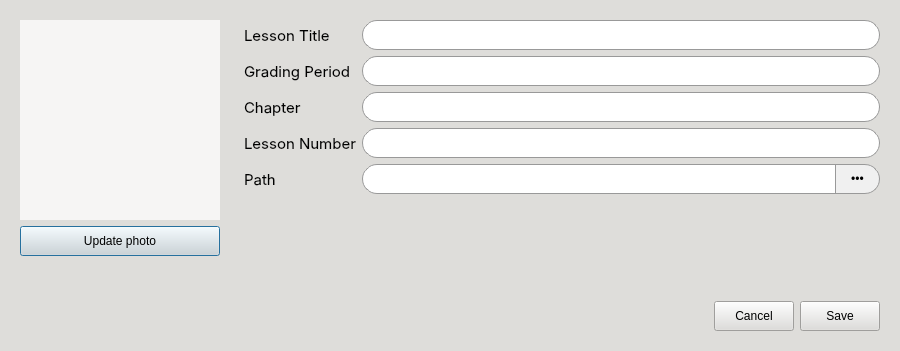
The window that CAI_PyQt/CAI_Admin/UI/LessonDialog.ui (CPG19040/CPG19040) describes before a commit, drawn with Qt 5.
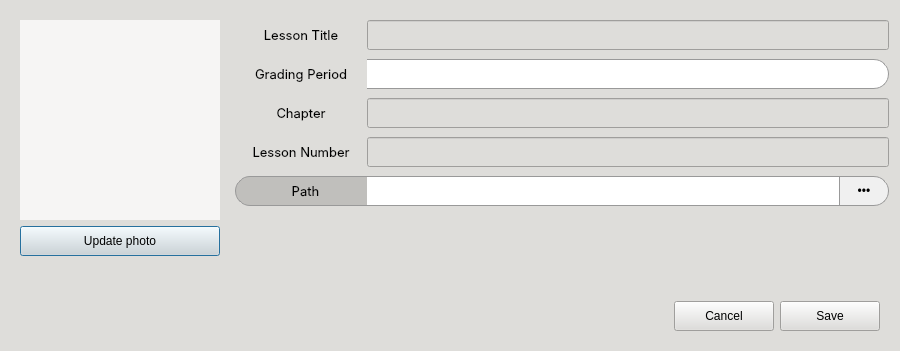
The same window after the commit. Icons and pictures are not drawn.

The edit to the form file:
```diff
--- a/CAI_PyQt/CAI_Admin/UI/LessonDialog.ui
+++ b/CAI_PyQt/CAI_Admin/UI/LessonDialog.ui
@@ -31,39 +31,99 @@
 	color: black;
 }
 
+QPushButton[class=&quot;button-green&quot;] {
+	border: 1px solid #0a5128;
+    border-radius: 15px;
+    padding: 0px 10px 0px;
+    background: qlineargradient(x1:0, y1:0, x2:0, y2:1, 
+                                stop:0 #1ebd5d, 
+                                stop:1 #107f3f);
+    color: #FFF;
+    font: 10pt &quot;Inter SemiBold&quot;;
+}
+
+QPushButton[class=&quot;button-green&quot;]:hover {
+    background: qlineargradient(x1:0, y1:0, x2:0, y2:1, 
+                                stop:0 #2ecc71, 
+                                stop:1 #27AE60);
+}
+
+QPushButton[class=&quot;button-green&quot;]:pressed {
+    background: qlineargradient(x1:0, y1:0, x2:0, y2:1, 
+                                stop:0 #0b572a, 
+                                stop:1 #129046); 
+}
+
+QPushButton[class=&quot;button-green&quot;]:disabled {
+    background: #A5D6A7;
+    color: #E8F5E9;
+    opacity: 0.6;
+}
+
 *[class=&quot;button-normal&quot;] {
 	font: 10pt &quot;Inter&quot;;
-	background-color: #e7e7e7;
+	background: qlineargradient(x1:0, y1:0, x2:0, y2:1, 
+                                stop:0 #ffffff, 
+                                stop:1 #d8ecf6);
 	color: black;
 	border-radius: 15px;
 	border: 1px solid rgb(154, 153, 150);
 }
 
 *[class=&quot;button-normal&quot;]:hover {
-	background-color: white;
+	background: qlineargradient(x1:0, y1:0, x2:0, y2:1, 
+                                stop:0 #ffffff, 
+                                stop:1 #f2f6f8);
+}
+
+*[class=&quot;button-normal&quot;]:pressed {
+    background: qlineargradient(x1:0, y1:0, x2:0, y2:1, 
+                                stop:0 #dce5e9, 
+                                stop:1 #ffffff);
 }
 
 *[class=&quot;button-normal&quot;]:disabled {
-    background-color: #bdc3c7;
-    color: #7f8c8d;
-    border: 1px solid #95a5a6;
+	background: #f5f5f5;
+	border: 1px solid #dcdcdc;
+	color: #aeaeae;
 }
 
-QLineEdit {
-	background-color: white; 
-	border-radius: 15px;
+*[class=&quot;input-field&quot;] {
+	background-color: transparent;
+}
+
+*[class=&quot;input-field&quot;] QLineEdit {
+	background-color: #ffffff;
 	border: 1px solid #999;
-	padding: 0px 15px;
+	border-left: none;
+	border-top-right-radius: 15px;
+	border-bottom-right-radius: 15px;
+	padding: 0px 8px;
+	color: black;
+}
+
+*[class=&quot;input-field&quot;] QLabel {
+	background-color: rgb(192, 191, 188);
+	border-left: 1px solid #999;
+	border-top: 1px solid #999;
+	border-bottom: 1px solid #999;
+	border-right: none;
+	border-top-left-radius: 15px;
+	border-bottom-left-radius: 15px;
+	padding-left: 8px;
+	color: black;
 }
 
 QComboBox {
     border: 1px solid #999;
-    border-radius: 15px; /* Fully rounded pills */
-    padding: 0px 15px 0px;
+    border-left: none;
+    padding: 0px 10px;
     background-color: #ffffff;
     color: #333333;
-    font: 10pt &quot;Inter Medium&quot;; /* Consolidated font settings */
+    font: 10pt &quot;Inter Medium&quot;;
     selection-background-color: #7eb4d7;
+	border-top-right-radius: 15px;
+	border-bottom-right-radius: 15px;
 }
 
 QComboBox:focus, QLineEdit:focus {
@@ -204,27 +264,78 @@
       </item>
       <item>
        <widget class="QWidget" name="widget_right" native="true">
-        <layout class="QFormLayout" name="formLayout">
-         <item row="0" column="0">
+        <layout class="QVBoxLayout" name="verticalLayout_2">
+         <property name="spacing">
+          <number>9</number>
+         </property>
+         <property name="leftMargin">
+          <number>0</number>
+         </property>
+         <property name="topMargin">
+          <number>9</number>
+         </property>
+         <property name="rightMargin">
+          <number>0</number>
+         </property>
+         <property name="bottomMargin">
+          <number>0</number>
+         </property>
+         <item>
+          <widget class="QWidget" name="widget_6" native="true">
+           <property name="class" stdset="0">
+            <string>input-field</string>
+           </property>
+           <layout class="QHBoxLayout" name="horizontalLayout_5">
+            <property name="spacing">
+             <number>0</number>
+            </property>
+            <property name="leftMargin">
+             <number>0</number>
+            </property>
+            <property name="topMargin">
+             <number>0</number>
+            </property>
+            <property name="rightMargin">
+             <number>0</number>
+            </property>
+            <property name="bottomMargin">
+             <number>0</number>
+            </property>
+            <item>
           <widget class="QLabel" name="label">
+              <property name="minimumSize">
+               <size>
+                <width>132</width>
+                <height>30</height>
+               </size>
+              </property>
+              <property name="maximumSize">
+               <size>
+                <width>132</width>
+                <height>30</height>
+               </size>
+              </property>
            <property name="font">
             <font>
              <family>Inter</family>
-             <pointsize>11</pointsize>
+                <pointsize>10</pointsize>
              <weight>50</weight>
              <italic>false</italic>
              <bold>false</bold>
             </font>
            </property>
            <property name="styleSheet">
-            <string notr="true">font: 11pt &quot;Inter&quot;; color: rgb(0, 0, 0);</string>
+               <string notr="true"/>
            </property>
            <property name="text">
             <string>Lesson Title</string>
            </property>
-          </widget>
-         </item>
-         <item row="0" column="1">
+              <property name="alignment">
+               <set>Qt::AlignCenter</set>
+              </property>
+             </widget>
+            </item>
+            <item>
           <widget class="QLineEdit" name="txtLessonTitle">
            <property name="minimumSize">
             <size>
@@ -243,26 +354,65 @@
            </property>
           </widget>
          </item>
-         <item row="1" column="0">
+           </layout>
+          </widget>
+         </item>
+         <item>
+          <widget class="QWidget" name="widget_7" native="true">
+           <property name="class" stdset="0">
+            <string>input-field</string>
+           </property>
+           <layout class="QHBoxLayout" name="horizontalLayout_6">
+            <property name="spacing">
+             <number>0</number>
+            </property>
+            <property name="leftMargin">
+             <number>0</number>
+            </property>
+            <property name="topMargin">
+             <number>0</number>
+            </property>
+            <property name="rightMargin">
+             <number>0</number>
+            </property>
+            <property name="bottomMargin">
+             <number>0</number>
+            </property>
+            <item>
           <widget class="QLabel" name="label_2">
+              <property name="minimumSize">
+               <size>
+                <width>132</width>
+                <height>30</height>
+               </size>
+              </property>
+              <property name="maximumSize">
+               <size>
+                <width>132</width>
+                <height>30</height>
+               </size>
+              </property>
            <property name="font">
             <font>
              <family>Inter</family>
-             <pointsize>11</pointsize>
+                <pointsize>10</pointsize>
              <weight>50</weight>
              <italic>false</italic>
              <bold>false</bold>
             </font>
            </property>
            <property name="styleSheet">
-            <string notr="true">font: 11pt &quot;Inter&quot;; color: rgb(0, 0, 0);</string>
+               <string notr="true"/>
            </property>
            <property name="text">
             <string>Grading Period</string>
            </property>
-          </widget>
-         </item>
-         <item row="1" column="1">
+              <property name="alignment">
+               <set>Qt::AlignCenter</set>
+              </property>
+             </widget>
+            </item>
+            <item>
           <widget class="QComboBox" name="cmbGradingPeriod">
            <property name="minimumSize">
             <size>
@@ -281,26 +431,65 @@
            </property>
           </widget>
          </item>
-         <item row="2" column="0">
+           </layout>
+          </widget>
+         </item>
+         <item>
+          <widget class="QWidget" name="widget_8" native="true">
+           <property name="class" stdset="0">
+            <string>input-field</string>
+           </property>
+           <layout class="QHBoxLayout" name="horizontalLayout_7">
+            <property name="spacing">
+             <number>0</number>
+            </property>
+            <property name="leftMargin">
+             <number>0</number>
+            </property>
+            <property name="topMargin">
+             <number>0</number>
+            </property>
+            <property name="rightMargin">
+             <number>0</number>
+            </property>
+            <property name="bottomMargin">
+             <number>0</number>
+            </property>
+            <item>
           <widget class="QLabel" name="label_3">
+              <property name="minimumSize">
+               <size>
+                <width>132</width>
+                <height>30</height>
+               </size>
+              </property>
+              <property name="maximumSize">
+               <size>
+                <width>132</width>
+                <height>30</height>
+               </size>
+              </property>
            <property name="font">
             <font>
              <family>Inter</family>
-             <pointsize>11</pointsize>
+                <pointsize>10</pointsize>
              <weight>50</weight>
              <italic>false</italic>
              <bold>false</bold>
             </font>
            </property>
            <property name="styleSheet">
-            <string notr="true">font: 11pt &quot;Inter&quot;; color: rgb(0, 0, 0);</string>
+               <string notr="true"/>
            </property>
            <property name="text">
             <string>Chapter</string>
            </property>
-          </widget>
-         </item>
-         <item row="2" column="1">
+              <property name="alignment">
+               <set>Qt::AlignCenter</set>
+              </property>
+             </widget>
+            </item>
+            <item>
           <widget class="QLineEdit" name="txtChapter">
            <property name="minimumSize">
             <size>
@@ -319,26 +508,65 @@
            </property>
           </widget>
          </item>
-         <item row="3" column="0">
+           </layout>
+          </widget>
+         </item>
+         <item>
+          <widget class="QWidget" name="widget_9" native="true">
+           <property name="class" stdset="0">
+            <string>input-field</string>
+           </property>
+           <layout class="QHBoxLayout" name="horizontalLayout_8">
+            <property name="spacing">
+             <number>0</number>
+            </property>
+            <property name="leftMargin">
+             <number>0</number>
+            </property>
+            <property name="topMargin">
+             <number>0</number>
+            </property>
+            <property name="rightMargin">
+             <number>0</number>
+            </property>
+            <property name="bottomMargin">
+             <number>0</number>
+            </property>
+            <item>
           <widget class="QLabel" name="label_4">
+              <property name="minimumSize">
+               <size>
+                <width>132</width>
+                <height>30</height>
+               </size>
+              </property>
+              <property name="maximumSize">
+               <size>
+                <width>132</width>
+                <height>30</height>
+               </size>
+              </property>
            <property name="font">
             <font>
              <family>Inter</family>
-             <pointsize>11</pointsize>
+                <pointsize>10</pointsize>
              <weight>50</weight>
              <italic>false</italic>
              <bold>false</bold>
             </font>
            </property>
            <property name="styleSheet">
-            <string notr="true">font: 11pt &quot;Inter&quot;; color: rgb(0, 0, 0);</string>
+               <string notr="true"/>
            </property>
            <property name="text">
             <string>Lesson Number</string>
            </property>
-          </widget>
-         </item>
-         <item row="3" column="1">
+              <property name="alignment">
+               <set>Qt::AlignCenter</set>
+              </property>
+             </widget>
+            </item>
+            <item>
           <widget class="QLineEdit" name="txtLessonNumber">
            <property name="minimumSize">
             <size>
@@ -357,26 +585,10 @@
            </property>
           </widget>
          </item>
-         <item row="4" column="0">
-          <widget class="QLabel" name="label_5">
-           <property name="font">
-            <font>
-             <family>Inter</family>
-             <pointsize>11</pointsize>
-             <weight>50</weight>
-             <italic>false</italic>
-             <bold>false</bold>
-            </font>
-           </property>
-           <property name="styleSheet">
-            <string notr="true">font: 11pt &quot;Inter&quot;; color: rgb(0, 0, 0);</string>
-           </property>
-           <property name="text">
-            <string>Path</string>
-           </property>
+           </layout>
           </widget>
          </item>
-         <item row="4" column="1">
+         <item>
           <widget class="QWidget" name="widget_3" native="true">
            <property name="styleSheet">
             <string notr="true">#widget_3 {
@@ -386,13 +598,8 @@
 QLineEdit {
 	background-color: rgb(255, 255, 255); 
 	border: 1px solid #999999;
+	border-left: none;
 	border-right: none;
-	
-	border-top-left-radius: 15px;
-	border-bottom-left-radius: 15px;
-	border-top-right-radius: 0px;
-	border-bottom-right-radius: 0px;
-	
 	padding: 0px 15px;
 }
 
@@ -420,6 +627,18 @@
 
 #btnBrowse:hover {
     background-color: #e0e0e0;
+}
+
+QLabel {
+	background-color: rgb(192, 191, 188);
+	border-left: 1px solid #999;
+	border-top: 1px solid #999;
+	border-bottom: 1px solid #999;
+	border-right: none;
+	border-top-left-radius: 15px;
+	border-bottom-left-radius: 15px;
+	padding-left: 8px;
+	color: black;
 }</string>
            </property>
            <layout class="QHBoxLayout" name="horizontalLayout_2">
@@ -438,6 +657,40 @@
             <property name="bottomMargin">
              <number>0</number>
             </property>
+            <item>
+             <widget class="QLabel" name="label_5">
+              <property name="minimumSize">
+               <size>
+                <width>132</width>
+                <height>30</height>
+               </size>
+              </property>
+              <property name="maximumSize">
+               <size>
+                <width>132</width>
+                <height>30</height>
+               </size>
+              </property>
+              <property name="font">
+               <font>
+                <family>Inter</family>
+                <pointsize>10</pointsize>
+                <weight>50</weight>
+                <italic>false</italic>
+                <bold>false</bold>
+               </font>
+              </property>
+              <property name="styleSheet">
+               <string notr="true"/>
+              </property>
+              <property name="text">
+               <string>Path</string>
+              </property>
+              <property name="alignment">
+               <set>Qt::AlignCenter</set>
+              </property>
+             </widget>
+            </item>
             <item>
              <widget class="QLineEdit" name="txtLessonPath">
               <property name="minimumSize">
@@ -461,7 +714,7 @@
              <widget class="QPushButton" name="btnBrowse">
               <property name="minimumSize">
                <size>
-                <width>30</width>
+                <width>50</width>
                 <height>30</height>
                </size>
               </property>
@@ -482,6 +735,19 @@
            </layout>
           </widget>
          </item>
+         <item>
+          <spacer name="verticalSpacer">
+           <property name="orientation">
+            <enum>Qt::Vertical</enum>
+           </property>
+           <property name="sizeHint" stdset="0">
+            <size>
+             <width>20</width>
+             <height>40</height>
+            </size>
+           </property>
+          </spacer>
+         </item>
         </layout>
        </widget>
       </item>
@@ -508,13 +774,13 @@
        <widget class="QPushButton" name="btnCancel">
         <property name="minimumSize">
          <size>
-          <width>80</width>
+          <width>100</width>
           <height>30</height>
          </size>
         </property>
         <property name="maximumSize">
          <size>
-          <width>80</width>
+          <width>100</width>
           <height>30</height>
          </size>
         </property>
@@ -533,13 +799,13 @@
        <widget class="QPushButton" name="btnSave">
         <property name="minimumSize">
          <size>
-          <width>80</width>
+          <width>100</width>
           <height>30</height>
          </size>
         </property>
         <property name="maximumSize">
          <size>
-          <width>80</width>
+          <width>100</width>
           <height>30</height>
          </size>
         </property>
```
Left out of the diff: 2 changed lines with no effect on the pictures. Lines whose indentation alone changed are shown as unchanged.
